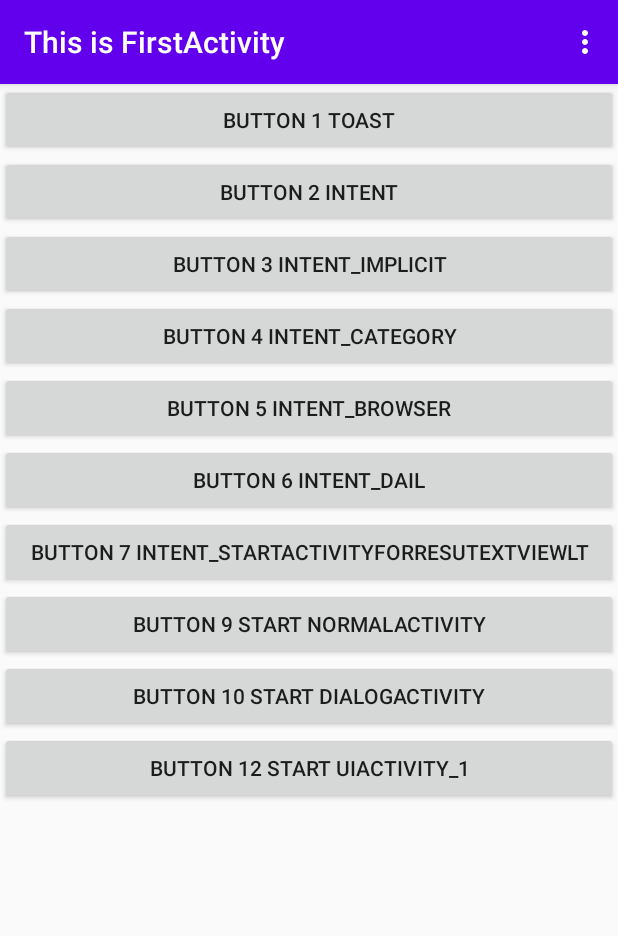
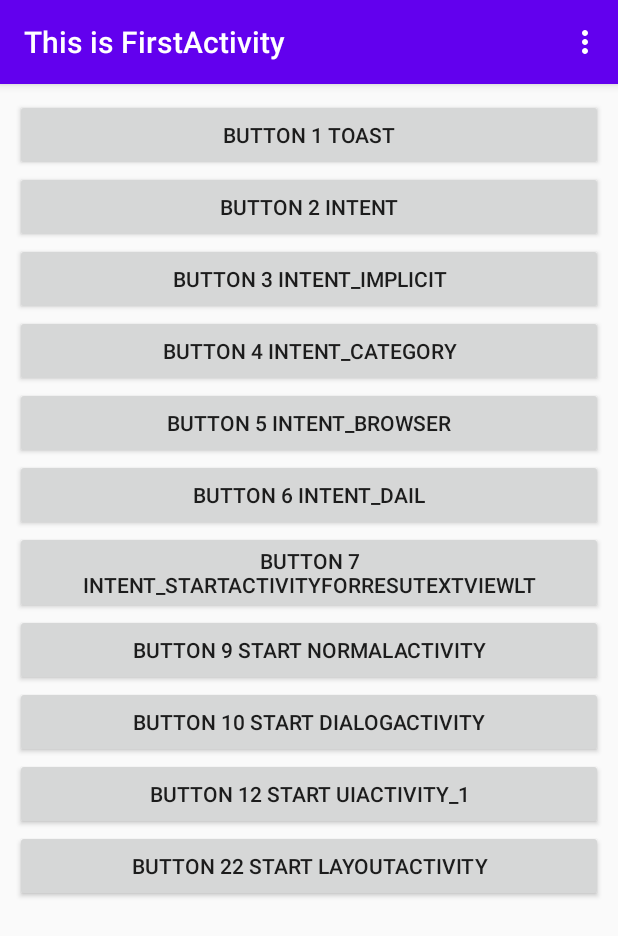
Before and after one commit to jsflzhong/test2_noActivity, an Android app: the screen it shows after launch (FirstActivity), on a phone screen of 412 x 824 dp. Shown: the top 936 px of the screen. Run offline under Robolectric (Android 15) with nearby library versions, the phone set to English and light mode, and no system bars.

Commit message:
LinearLayoutActivity

```diff
--- a/app/src/main/AndroidManifest.xml
+++ b/app/src/main/AndroidManifest.xml
@@ -10,8 +10,9 @@
         android:roundIcon="@mipmap/ic_launcher_round"
         android:supportsRtl="true"
         android:theme="@style/AppTheme">
-        <activity android:name=".ui.UIActivity_1"></activity>
-        <!-- 指定让DialogActivity使用"对话框"式的主题 -->
+        <activity android:name=".layout.LinearLayoutActivity2"></activity>
+        <activity android:name=".layout.LinearLayoutActivity1" />
+        <activity android:name=".ui.UIActivity_1" /> <!-- 指定让DialogActivity使用"对话框"式的主题 -->
         <activity
             android:name=".lifeCycle.DialogActivity"
             android:theme="@style/Theme.AppCompat.Dialog" />
--- a/app/src/main/java/com/jsflzhong/test2_noactivity/FirstActivity.java
+++ b/app/src/main/java/com/jsflzhong/test2_noactivity/FirstActivity.java
@@ -2,7 +2,6 @@ package com.jsflzhong.test2_noactivity;
 
 import androidx.annotation.NonNull;
 import androidx.annotation.Nullable;
-import androidx.appcompat.app.AppCompatActivity;
 
 import android.content.Intent;
 import android.net.Uri;
@@ -14,6 +13,7 @@ import android.view.View;
 import android.widget.Button;
 import android.widget.Toast;
 
+import com.jsflzhong.test2_noactivity.layout.LinearLayoutActivity1;
 import com.jsflzhong.test2_noactivity.lifeCycle.DialogActivity;
 import com.jsflzhong.test2_noactivity.lifeCycle.NormalActivity;
 import com.jsflzhong.test2_noactivity.ui.UIActivity_1;
@@ -59,6 +59,7 @@ public class FirstActivity extends BasicActivity {
         loadButton9();
         loadButton10();
         loadButton12();
+        loadButton22();
     }
 
     /**
@@ -254,6 +255,20 @@ public class FirstActivity extends BasicActivity {
     }
 
     /**
+     * 加载第22个button,事件中:打开LayoutActivity
+     */
+    private void loadButton22() {
+        View button22 = findViewById(R.id.button_22);
+        button22.setOnClickListener(new View.OnClickListener() {
+            @Override
+            public void onClick(View v) {
+                Intent intent = new Intent(FirstActivity.this, LinearLayoutActivity1.class);
+                startActivity(intent);
+            }
+        });
+    }
+
+    /**
      * 创建菜单
      *
      * @param menu menu
--- a/app/src/main/res/layout/first_layout.xml
+++ b/app/src/main/res/layout/first_layout.xml
@@ -1,6 +1,12 @@
 <?xml version="1.0" encoding="utf-8"?>
-<LinearLayout xmlns:android="http://schemas.android.com/apk/res/android"
-    android:orientation="vertical" android:layout_width="match_parent"
+<ScrollView xmlns:android="http://schemas.android.com/apk/res/android"
+    android:layout_width="match_parent"
+    android:layout_height="match_parent"
+    android:padding="10dp">
+
+    <LinearLayout
+        android:orientation="vertical"
+        android:layout_width="match_parent"
         android:layout_height="match_parent">
 
         <!--
@@ -67,4 +73,11 @@
             android:layout_height="wrap_content"
             android:text="Button 12 start UIActivity_1"
             />
+        <Button
+            android:id="@+id/button_22"
+            android:layout_width="match_parent"
+            android:layout_height="wrap_content"
+            android:text="Button 22 start LayoutActivity"
+            />
     </LinearLayout>
+</ScrollView>
```
Also changed, not shown: app/src/main/java/com/jsflzhong/test2_noactivity/layout/LinearLayoutActivity1.java (added, +14 -0 lines), app/src/main/java/com/jsflzhong/test2_noactivity/layout/LinearLayoutActivity2.java (added, +16 -0 lines), app/src/main/res/layout/linear1_layout.xml (added, +39 -0 lines), app/src/main/res/layout/linear2_layout.xml (added, +45 -0 lines). Lines whose indentation alone changed are shown as unchanged.
